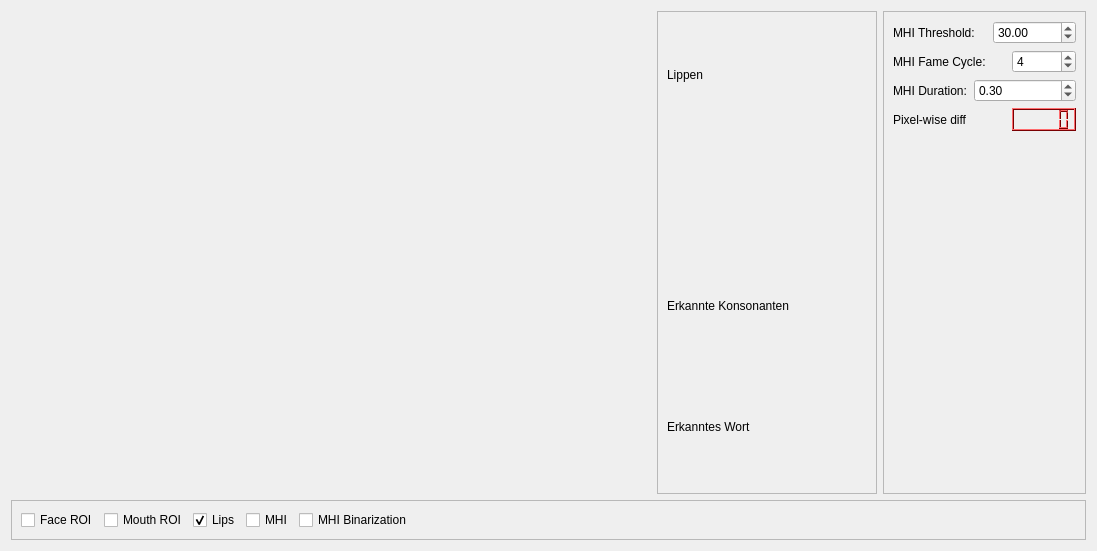
Old version of the form src/rqt_liprec/liprec.ui in the repository Mosa-/LipRec.
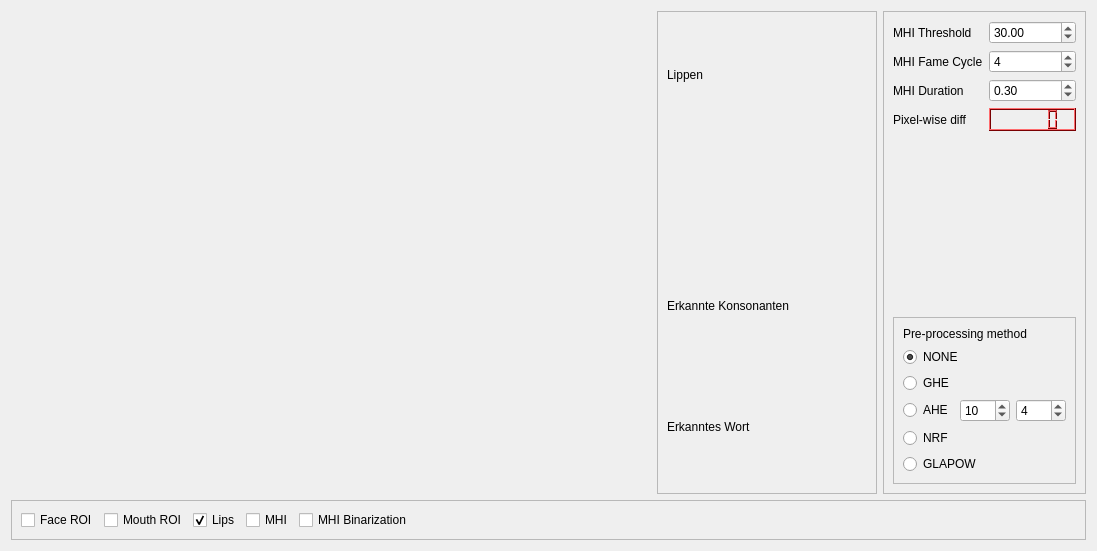
New version of the form.

Commit message: +Options to use brightness correction

```diff
--- a/src/rqt_liprec/liprec.ui
+++ b/src/rqt_liprec/liprec.ui
@@ -111,70 +111,15 @@
      <property name="frameShadow">
       <enum>QFrame::Raised</enum>
      </property>
-     <layout class="QGridLayout" name="gridLayout_3">
-      <item row="2" column="0">
-       <widget class="QLabel" name="label_2">
-        <property name="text">
-         <string>MHI Duration:</string>
-        </property>
-       </widget>
-      </item>
-      <item row="0" column="0" colspan="2">
-       <widget class="QLabel" name="label_3">
-        <property name="text">
-         <string>MHI Threshold: </string>
-        </property>
-       </widget>
-      </item>
-      <item row="2" column="1" colspan="3">
-       <widget class="QDoubleSpinBox" name="dsbMHIDuration">
-        <property name="value">
-         <double>0.300000000000000</double>
-        </property>
-       </widget>
-      </item>
-      <item row="1" column="3">
+     <layout class="QGridLayout" name="gridLayout_5">
+      <item row="1" column="1">
        <widget class="QSpinBox" name="sbMHIFC">
         <property name="value">
          <number>4</number>
         </property>
        </widget>
       </item>
-      <item row="0" column="2" colspan="2">
-       <widget class="QDoubleSpinBox" name="dsbMHIThreshold">
-        <property name="value">
-         <double>30.000000000000000</double>
-        </property>
-       </widget>
-      </item>
-      <item row="6" column="0">
-       <spacer name="verticalSpacer">
-        <property name="orientation">
-         <enum>Qt::Vertical</enum>
-        </property>
-        <property name="sizeHint" stdset="0">
-         <size>
-          <width>20</width>
-          <height>40</height>
-         </size>
-        </property>
-       </spacer>
-      </item>
-      <item row="1" column="0" colspan="2">
-       <widget class="QLabel" name="label">
-        <property name="text">
-         <string>MHI Fame Cycle:</string>
-        </property>
-       </widget>
-      </item>
-      <item row="3" column="0">
-       <widget class="QLabel" name="label_4">
-        <property name="text">
-         <string>Pixel-wise diff</string>
-        </property>
-       </widget>
-      </item>
-      <item row="3" column="3">
+      <item row="3" column="1">
        <widget class="QLCDNumber" name="lcdPixelWiseDiff">
         <property name="palette">
          <palette>
@@ -600,6 +545,136 @@
         </property>
        </widget>
       </item>
+      <item row="5" column="0" colspan="2">
+       <widget class="QFrame" name="frame_4">
+        <property name="frameShape">
+         <enum>QFrame::StyledPanel</enum>
+        </property>
+        <property name="frameShadow">
+         <enum>QFrame::Raised</enum>
+        </property>
+        <layout class="QGridLayout" name="gridLayout_6">
+         <item row="0" column="0">
+          <widget class="QLabel" name="label_5">
+           <property name="text">
+            <string>Pre-processing method</string>
+           </property>
+          </widget>
+         </item>
+         <item row="1" column="0">
+          <layout class="QGridLayout" name="gridLayout_3">
+           <item row="0" column="0" colspan="2">
+            <widget class="QRadioButton" name="rbNone">
+             <property name="text">
+              <string>NONE</string>
+             </property>
+             <property name="checked">
+              <bool>true</bool>
+             </property>
+            </widget>
+           </item>
+           <item row="1" column="0">
+            <widget class="QRadioButton" name="rbGHE">
+             <property name="text">
+              <string>GHE</string>
+             </property>
+            </widget>
+           </item>
+           <item row="2" column="0">
+            <widget class="QRadioButton" name="rbAHE">
+             <property name="text">
+              <string>AHE</string>
+             </property>
+            </widget>
+           </item>
+           <item row="2" column="1">
+            <widget class="QSpinBox" name="sbClipLimit">
+             <property name="value">
+              <number>10</number>
+             </property>
+            </widget>
+           </item>
+           <item row="2" column="2">
+            <widget class="QSpinBox" name="sbSize">
+             <property name="value">
+              <number>4</number>
+             </property>
+            </widget>
+           </item>
+           <item row="3" column="0">
+            <widget class="QRadioButton" name="rbNRF">
+             <property name="text">
+              <string>NRF</string>
+             </property>
+            </widget>
+           </item>
+           <item row="4" column="0" colspan="2">
+            <widget class="QRadioButton" name="rbGLAPOW">
+             <property name="text">
+              <string>GLAPOW</string>
+             </property>
+            </widget>
+           </item>
+          </layout>
+         </item>
+        </layout>
+       </widget>
+      </item>
+      <item row="2" column="0">
+       <widget class="QLabel" name="label_2">
+        <property name="text">
+         <string>MHI Duration</string>
+        </property>
+       </widget>
+      </item>
+      <item row="2" column="1">
+       <widget class="QDoubleSpinBox" name="dsbMHIDuration">
+        <property name="value">
+         <double>0.300000000000000</double>
+        </property>
+       </widget>
+      </item>
+      <item row="3" column="0">
+       <widget class="QLabel" name="label_4">
+        <property name="text">
+         <string>Pixel-wise diff</string>
+        </property>
+       </widget>
+      </item>
+      <item row="0" column="0">
+       <widget class="QLabel" name="label_3">
+        <property name="text">
+         <string>MHI Threshold</string>
+        </property>
+       </widget>
+      </item>
+      <item row="0" column="1">
+       <widget class="QDoubleSpinBox" name="dsbMHIThreshold">
+        <property name="value">
+         <double>30.000000000000000</double>
+        </property>
+       </widget>
+      </item>
+      <item row="1" column="0">
+       <widget class="QLabel" name="label">
+        <property name="text">
+         <string>MHI Fame Cycle</string>
+        </property>
+       </widget>
+      </item>
+      <item row="4" column="0">
+       <spacer name="verticalSpacer">
+        <property name="orientation">
+         <enum>Qt::Vertical</enum>
+        </property>
+        <property name="sizeHint" stdset="0">
+         <size>
+          <width>20</width>
+          <height>40</height>
+         </size>
+        </property>
+       </spacer>
+      </item>
      </layout>
     </widget>
    </item>
```
The commit also changes 2 other files.
